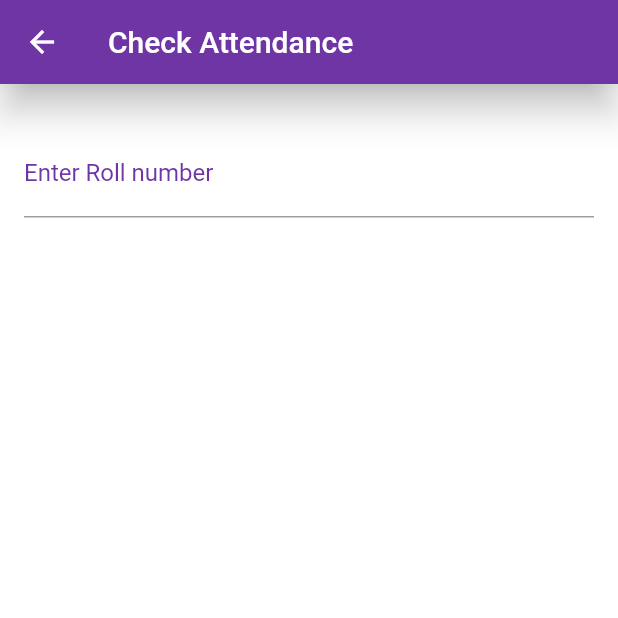
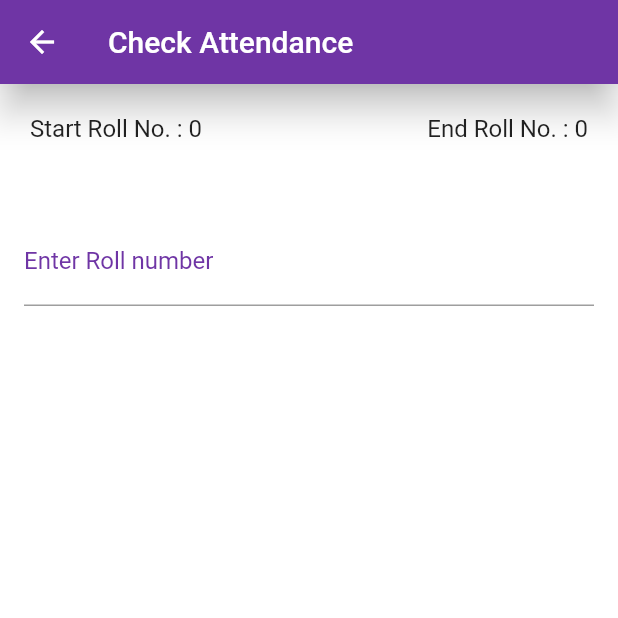
Before and after one commit to Prajjjwal/Attendance-App-PICT, a Flutter app: the attendance screen opened directly with empty values, after a tap on the "info outline" icon, on a phone screen of 412 x 824 dp, the top half of it. Run offline on Flutter 3.47's test engine with Material 2 defaults, Android fonts, the light colour scheme and no system bars; our stand-ins replace cloud_firestore, firebase_auth, firebase_core, flutter_svg, flutter_tags, percent_indicator and 1 more; accounts and stored records are empty.

Commit message:
Done with all functionalities

```diff
--- a/lib/Class Data/select_year.dart
+++ b/lib/Class Data/select_year.dart
@@ -14,7 +14,7 @@ class SelectYear extends StatefulWidget {
 }
 
 class _SelectYearState extends State<SelectYear> {
-  final items = ['FE', 'SE', 'TE', 'BE'];
+  final items = ['SE', 'TE', 'BE'];
 
   String? value;
   bool isVisible = false;
--- a/lib/Screens/Attendance/attendance_view.dart
+++ b/lib/Screens/Attendance/attendance_view.dart
@@ -28,7 +28,7 @@ class attendance extends StatelessWidget {
               stretch: true,
               pinned: true,
               backgroundColor: kPrimaryColor,
-              expandedHeight: 300.0,
+              expandedHeight: 330.0,
               flexibleSpace: FlexibleSpaceBar(
                 background: MyFlexibleAppbar(
                   subject: subject,
@@ -40,8 +40,8 @@ class attendance extends StatelessWidget {
                   onPressed: () => Navigator.push(
                       context,
                       MaterialPageRoute(
-                          builder: ((context) =>
-                              CheckAttendance(subjectDoc: subjectDoc)))),
+                          builder: ((context) => CheckAttendance(
+                              subjectDoc: subjectDoc, subject: subject)))),
                   icon: const Icon(Icons.info_outline_rounded),
                   tooltip: 'Check Attendance',
                 )
@@ -113,7 +113,7 @@ class attendance extends StatelessWidget {
   Widget buildAttendanceCard(BuildContext context, DocumentSnapshot document) {
     return InkWell(
       child: Padding(
-        padding: EdgeInsets.only(bottom: 8.0),
+        padding: const EdgeInsets.only(bottom: 8.0),
         child: Card(
             elevation: 8.0,
             color: kPrimaryLightColor,
--- a/lib/Screens/Attendance/checkAttendance_view.dart
+++ b/lib/Screens/Attendance/checkAttendance_view.dart
@@ -1,13 +1,18 @@
 import 'package:cloud_firestore/cloud_firestore.dart';
 import 'package:firebase_auth/firebase_auth.dart';
 import 'package:flutter/material.dart';
+// import 'package:google_fonts/google_fonts.dart';
 import 'package:percent_indicator/circular_percent_indicator.dart';
 import 'package:pict_mis/class.dart';
 import 'package:pict_mis/constants.dart';
 
+import '../../Subjects.dart';
+
 class CheckAttendance extends StatefulWidget {
   String subjectDoc;
-  CheckAttendance({Key? key, required this.subjectDoc}) : super(key: key);
+  final Subjects subject;
+  CheckAttendance({Key? key, required this.subjectDoc, required this.subject})
+      : super(key: key);
 
   @override
   State<CheckAttendance> createState() => _CheckAttendanceState();
@@ -16,10 +21,13 @@ class CheckAttendance extends StatefulWidget {
 class _CheckAttendanceState extends State<CheckAttendance> {
   final user = FirebaseAuth.instance.currentUser;
   var totalLectures = 0, present = 0;
+  var startRoll = 0, endRoll = 0;
+  String name = '';
   bool isVisible = false;
   @override
   void initState() {
     super.initState();
+    getRoll();
   }
 
   @override
@@ -31,6 +39,20 @@ class _CheckAttendanceState extends State<CheckAttendance> {
         elevation: 10.0,
       ),
       body: Column(children: [
+        Padding(
+          padding: const EdgeInsets.all(20.0),
+          child: Row(children: [
+            Text(
+              'Start Roll No. : $startRoll',
+              style: const TextStyle(fontSize: 16.0),
+            ),
+            const Spacer(),
+            Text(
+              'End Roll No. : $endRoll',
+              style: const TextStyle(fontSize: 16.0),
+            )
+          ]),
+        ),
         Padding(
           padding: const EdgeInsets.symmetric(horizontal: 16, vertical: 30),
           child: TextFormField(
@@ -44,14 +66,22 @@ class _CheckAttendanceState extends State<CheckAttendance> {
                 labelText: 'Enter Roll number',
                 labelStyle: TextStyle(color: kPrimaryColor)),
             onFieldSubmitted: (string) {
+              if (int.parse(string) < startRoll ||
+                  int.parse(string) > endRoll) {
+                ScaffoldMessenger.of(context).showSnackBar(const SnackBar(
+                  content: Text("Invalid Roll Number!!"),
+                  backgroundColor: kPrimaryColor,
+                ));
+              } else {
                 isVisible = true;
                 getStats(string);
+                getName(string);
+              }
             },
           ),
         ),
-        const Padding(padding: EdgeInsets.only(top: 180.0)),
-        Center(
-          child: Visibility(
+        const Padding(padding: EdgeInsets.only(top: 100.0)),
+        Visibility(
           visible: isVisible,
           child: CircularPercentIndicator(
             radius: 120.0,
@@ -62,23 +92,60 @@ class _CheckAttendanceState extends State<CheckAttendance> {
             animateFromLastPercent: true,
             // arcType: ArcType.FULL,
             // arcBackgroundColor: Colors.black12,
-              circularStrokeCap: CircularStrokeCap.butt,
+            circularStrokeCap: CircularStrokeCap.round,
             center: Text(
               '${(present / totalLectures * 100).toStringAsFixed(2)} %',
-                style: const TextStyle(
-                  fontSize: 25.0,
-                ),
+              style:
+                  const TextStyle(fontSize: 25.0, fontWeight: FontWeight.w600),
             ),
             progressColor: (present / totalLectures <= 0.75)
                 ? (present / totalLectures <= 0.5)
                     ? Colors.red
                     : Colors.yellow
                 : Colors.green,
+
+            backgroundColor: (present / totalLectures <= 0.75)
+                ? (present / totalLectures <= 0.5)
+                    ? Colors.red.shade100
+                    : Colors.yellow.shade100
+                : Colors.green.shade100,
           ),
         ),
+        Padding(
+          padding: const EdgeInsets.only(top: 15.0),
+          child: Text(name,
+              style: const TextStyle(
+                fontSize: 20.0,
+                fontWeight: FontWeight.bold,
+              )),
         )
       ]),
     );
+  }
+
+  void getRoll() {
+    FirebaseFirestore.instance
+        .collection('class')
+        .doc(widget.subject.batch)
+        .get()
+        .then((value) {
+      setState(() {
+        startRoll = value.data()!['startRoll'];
+        endRoll = value.data()!['endRoll'];
+      });
+    });
+  }
+
+  void getName(String roll) {
+    FirebaseFirestore.instance
+        .collection('class')
+        .doc(widget.subject.batch)
+        .get()
+        .then((value) {
+      setState(() {
+        name = value.data()![roll];
+      });
+    });
   }
 
   void getStats(String roll) {
@@ -94,10 +161,12 @@ class _CheckAttendanceState extends State<CheckAttendance> {
       snapshot.docs.forEach((element) {
         if (element.get(roll) == 1) {
           present = present + 1;
+          print(present);
         }
       });
       setState(() {
         totalLectures = snapshot.docs.length;
+        print(totalLectures);
       });
     });
   }
--- a/lib/Screens/Attendance/flexibleappbar.dart
+++ b/lib/Screens/Attendance/flexibleappbar.dart
@@ -1,14 +1,17 @@
 import 'package:cloud_firestore/cloud_firestore.dart';
 import 'package:firebase_auth/firebase_auth.dart';
 import 'package:flutter/material.dart';
+import 'package:percent_indicator/circular_percent_indicator.dart';
 import 'package:pict_mis/Subjects.dart';
 
 class MyFlexibleAppbar extends StatefulWidget {
   final Subjects subject;
   String subjectDoc;
-
-  MyFlexibleAppbar({Key? key, required this.subject, required this.subjectDoc})
-      : super(key: key);
+  MyFlexibleAppbar({
+    Key? key,
+    required this.subject,
+    required this.subjectDoc,
+  }) : super(key: key);
 
   @override
   State<MyFlexibleAppbar> createState() => _MyFlexibleAppbarState();
@@ -16,41 +19,59 @@ class MyFlexibleAppbar extends StatefulWidget {
 
 class _MyFlexibleAppbarState extends State<MyFlexibleAppbar> {
   final user = FirebaseAuth.instance.currentUser;
-  Map<String, dynamic>? fetchDoc;
   var db = FirebaseFirestore.instance;
-  var count, lectureCount;
-  fetchDocs() async {
-    DocumentSnapshot classData = await FirebaseFirestore.instance
-        .collection('class')
-        .doc(widget.subject.batch)
-        .get();
-    if (classData.exists) {
-      fetchDoc = classData.data() as Map<String, dynamic>?;
+  var count;
+  var lectureCount;
+  // var totalPresent;
+  double percentage = 0.0;
+
+  void getCount() {
+    db.collection('class').doc(widget.subject.batch).get().then((value) {
+      setState(() {
+        count = value.data()!['totalStudents'];
+      });
+    });
   }
+
+  double overallAttendance() {
+    // print('I am in');
+    num totalPresent = 0;
+    lectureCount = 0;
     db
         .collection('user')
         .doc(user?.uid)
         .collection('subjects')
         .doc(widget.subjectDoc)
         .collection('attendance')
-        .get()
-        .then((snap) => {
-              lectureCount = snap.size // will return the collection size
+        .snapshots()
+        .listen((snapshot) {
+      snapshot.docs.forEach((element) {
+        totalPresent = totalPresent + element.get('presentNo');
       });
+      // print(totalPresent);
+      // print(count);
+      // print(lectureCount);
+      setState(() {
+        lectureCount = snapshot.docs.length;
 
-    if (mounted) {
-      setState(() {
-        count = fetchDoc?['totalStudents'];
+        percentage = totalPresent / (count * lectureCount);
       });
+    });
+    return percentage;
   }
+
+  @override
+  void initState() {
+    super.initState();
+    getCount();
+    // overallAttendance();
   }
 
   @override
   Widget build(BuildContext context) {
-    fetchDocs();
     return Container(
       child: Padding(
-        padding: const EdgeInsets.only(top: 120.0, left: 12.0),
+        padding: const EdgeInsets.only(top: 100.0, left: 12.0),
         child: Column(
           crossAxisAlignment: CrossAxisAlignment.start,
           children: <Widget>[
@@ -61,6 +82,9 @@ class _MyFlexibleAppbarState extends State<MyFlexibleAppbar> {
                     fontWeight: FontWeight.w800,
                     fontSize: 30.0)),
             const Padding(padding: EdgeInsets.only(top: 20.0)),
+            Row(
+              children: <Widget>[
+                Column(children: <Widget>[
                   Row(
                     children: <Widget>[
                       Text(widget.subject.batch,
@@ -84,7 +108,46 @@ class _MyFlexibleAppbarState extends State<MyFlexibleAppbar> {
                   const Padding(padding: EdgeInsets.only(top: 25.0)),
                   Text('Total Lectures : $lectureCount',
                       style: const TextStyle(
-                    color: Colors.white, fontFamily: 'Poppins', fontSize: 20.0))
+                          color: Colors.white,
+                          fontFamily: 'Poppins',
+                          fontSize: 20.0)),
+                ]),
+                const Spacer(),
+                Padding(
+                  padding: const EdgeInsets.only(right: 20.0),
+                  child: CircularPercentIndicator(
+                    radius: 50.0,
+                    lineWidth: 5.0,
+                    percent: overallAttendance(),
+                    animation: true,
+                    animationDuration: 1000,
+                    animateFromLastPercent: true,
+                    circularStrokeCap: CircularStrokeCap.round,
+                    center: Text(
+                      '${(percentage * 100).toStringAsFixed(2)} %',
+                      style: const TextStyle(
+                          fontSize: 20.0,
+                          fontWeight: FontWeight.w600,
+                          color: Colors.white),
+                    ),
+                    progressColor: (percentage <= 0.75)
+                        ? (percentage <= 0.5)
+                            ? Colors.red
+                            : Colors.yellow
+                        : Colors.green,
+                    backgroundColor: (percentage <= 0.75)
+                        ? (percentage <= 0.5)
+                            ? Colors.red.shade100
+                            : Colors.yellow.shade100
+                        : Colors.green.shade100,
+                    footer: Text(
+                      'Overall Attendance',
+                      style: TextStyle(color: Colors.white, fontSize: 16.0),
+                    ),
+                  ),
+                ),
+              ],
+            )
           ],
         ),
       ),
--- a/lib/Screens/Attendance/markAttendance_view.dart
+++ b/lib/Screens/Attendance/markAttendance_view.dart
@@ -214,6 +214,7 @@ class _MarkAttendanceState extends State<MarkAttendance> {
         onPressed: () {
           markingAttendance();
           Navigator.pop(context);
+          // Navigator.pop(context);
         },
         label: const Text('Submit Attendance'),
         icon: const Icon(Icons.done_all),
```
Lines whose indentation alone changed are shown as unchanged.
